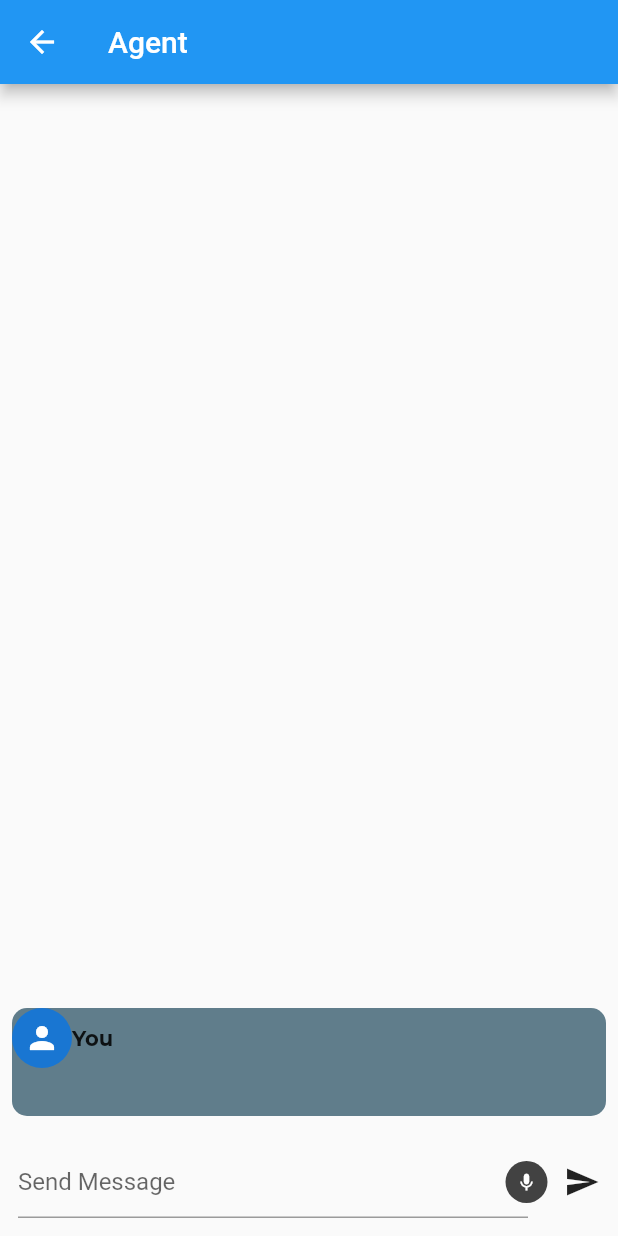
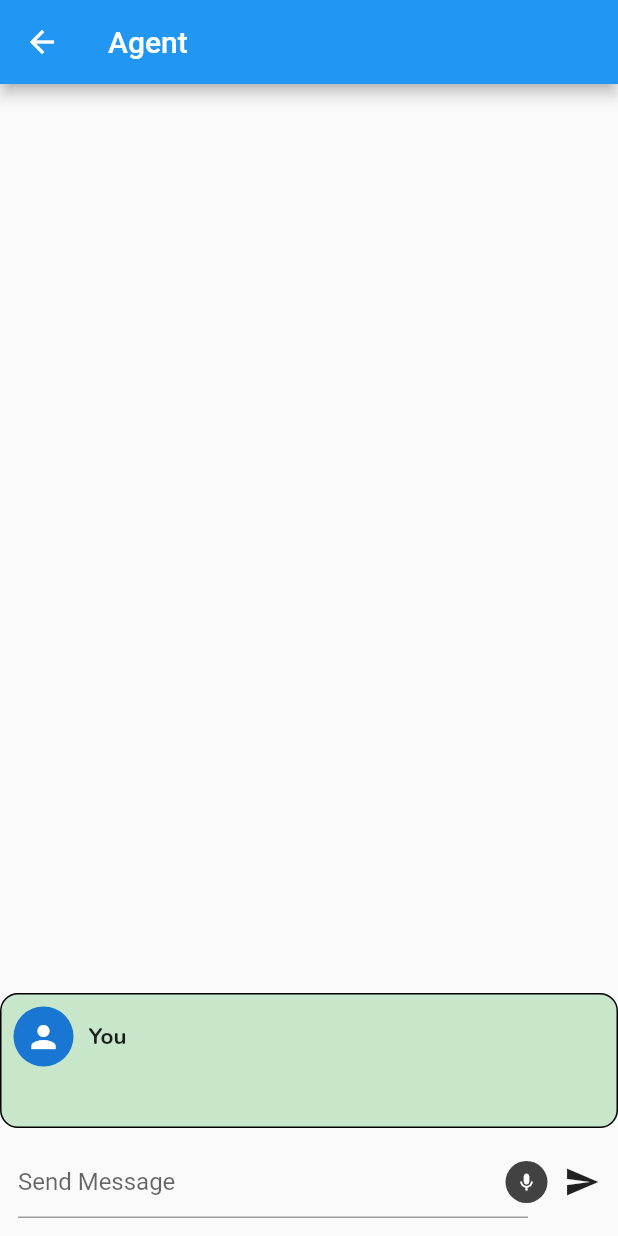
Before and after one commit to ShashankDhariya/ChatApp, a Flutter app: the ChatGPT screen opened directly, after a tap on the "send" icon, on a phone screen of 412 x 824 dp. Run offline on Flutter 3.47's test engine with Material 2 defaults, Android fonts, the phone set to English and light mode, and no system bars; drawn by our look-alikes of avatar_glow; our stand-ins replace cloud_firestore, firebase_auth, firebase_core, firebase_storage, google_fonts, image_cropper and 3 more; accounts and stored records are empty; network calls fail.

Commit message:
ChatWithAI

```diff
--- a/lib/screens/chatAi.dart
+++ b/lib/screens/chatAi.dart
@@ -29,7 +29,6 @@ class _ChatGPTState extends State<ChatGPT> {
 
     String response = await sendMessageToGPT(message.text);
     ChatMessage gpt = ChatMessage(text: response, sender: "Agent");
-    print(response);
     setState(() {
       msges.insert(0, gpt);
     });
@@ -50,7 +49,7 @@ class _ChatGPTState extends State<ChatGPT> {
       uri,
       headers: {
         "Content-Type": "application/json",
-        "Authorization": "Bearer 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",
+        "Authorization": "Bearer api-key-value",
       },
       body: json.encode(body)
     );
@@ -114,15 +113,15 @@ class _ChatGPTState extends State<ChatGPT> {
         child: Column(
           children: [
             Flexible(
-              child: Container(
+              child: SizedBox(
                 height: context.screenHeight,
                 child: ListView.builder(
                   reverse: true,
                   itemCount: msges.length,
                   itemBuilder:(context, index) {
                     return Padding(
-                      padding: const EdgeInsets.all(8.0),
-                      child: msges[index]
+                      padding: msges[index].sender == 'Agent'? const EdgeInsets.only(bottom: 8.0): const EdgeInsets.only(bottom: 0.0),
+                      child: msges[index],
                     );
                   },
                 ),
--- a/lib/screens/chatMessage.dart
+++ b/lib/screens/chatMessage.dart
@@ -10,22 +10,28 @@ class ChatMessage extends StatelessWidget {
   Widget build(BuildContext context) {
     return Container(
       decoration: BoxDecoration(
-        borderRadius: BorderRadius.circular(10),
-        color: Colors.blueGrey
+        border: Border.all(color: Colors.black),
+        borderRadius: BorderRadius.circular(12),
+        color: Colors.green.shade100
       ),
       child: Column(
         crossAxisAlignment: CrossAxisAlignment.start,
         children: [
-          Row(
+          Padding(
+            padding: const EdgeInsets.all(8.0),
+            child: Row(
               children: [
                 const CircleAvatar(child: Icon(Icons.person)),
+                const SizedBox(width: 10),
                 Text(
                   sender,
-                style: GoogleFonts.montserrat(
+                  style: GoogleFonts.nunito(
+                    fontSize: 15,
                     fontWeight:FontWeight.bold,
                   )
                 )
               ],
+            ),
           ),
           Container(
             child: Padding(
```
Lines whose indentation alone changed are shown as unchanged.
